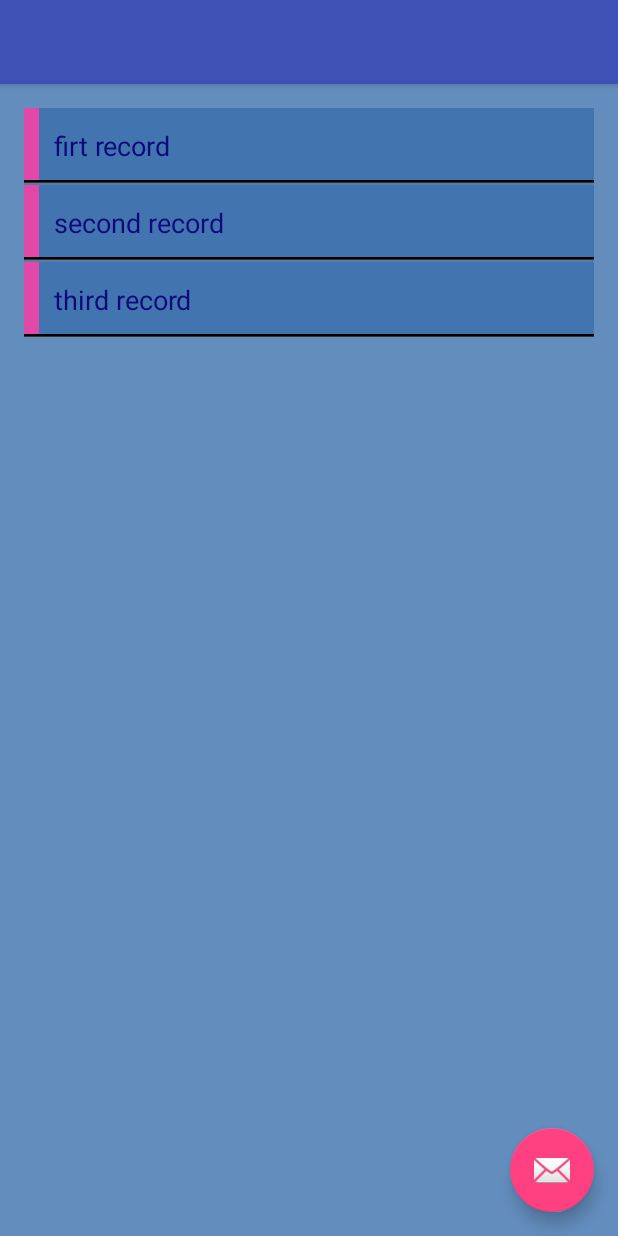
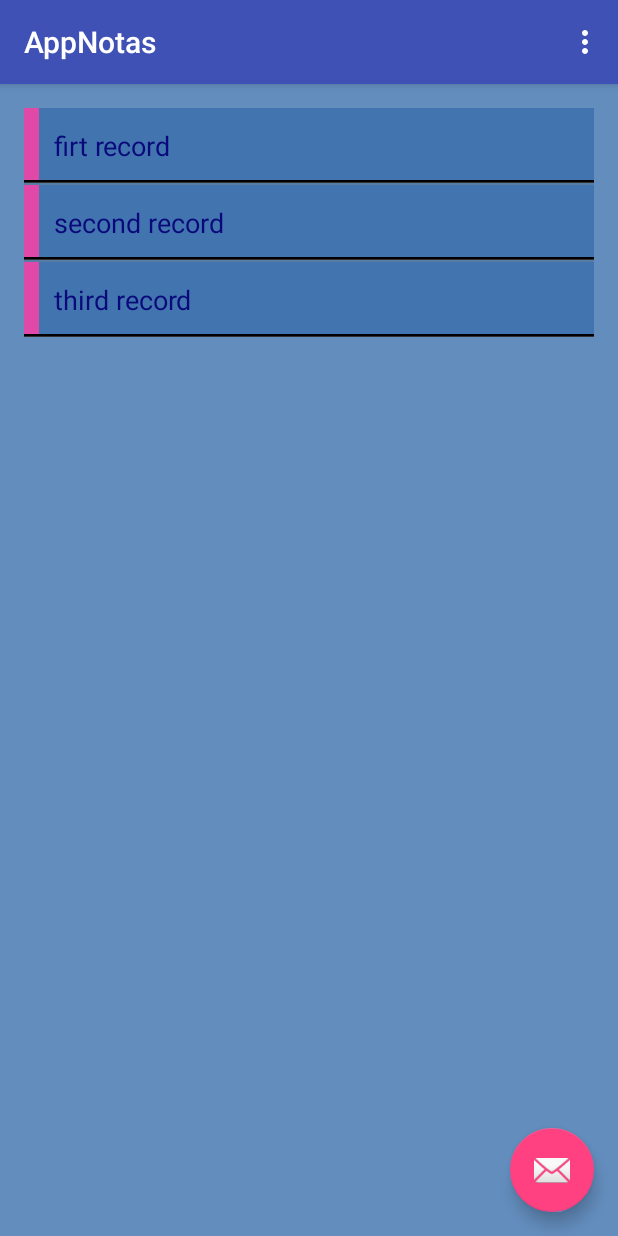
Before and after one commit to ChicoMetal/AppNotas, an Android app: the screen it shows after launch (MainActivity), on a phone screen of 412 x 824 dp. Run offline under Robolectric (Android 15) with nearby library versions, the light colour scheme and no system bars.

Commit message:
Preparado menu

```diff
--- a/app/src/main/AndroidManifest.xml
+++ b/app/src/main/AndroidManifest.xml
@@ -11,7 +11,7 @@
         <activity
             android:name=".MainActivity"
             android:label="@string/app_name"
-            android:theme="@style/AppTheme.NoActionBar">
+            android:theme="@style/AppTheme">
             <intent-filter>
                 <action android:name="android.intent.action.MAIN" />
 
--- a/app/src/main/res/layout/activity_main.xml
+++ b/app/src/main/res/layout/activity_main.xml
@@ -6,20 +6,6 @@
     android:layout_height="match_parent"
     android:fitsSystemWindows="true"
     tools:context="com.cun.appnotas.appnotas.MainActivity">
-
-    <android.support.design.widget.AppBarLayout
-        android:layout_width="match_parent"
-        android:layout_height="wrap_content"
-        android:theme="@style/AppTheme.AppBarOverlay">
-
-        <android.support.v7.widget.Toolbar
-            android:id="@+id/toolbar"
-            android:layout_width="match_parent"
-            android:layout_height="?attr/actionBarSize"
-            android:background="?attr/colorPrimary"
-            app:popupTheme="@style/AppTheme.PopupOverlay" />
-
-    </android.support.design.widget.AppBarLayout>
 
     <include layout="@layout/content_main" />
 
--- a/app/src/main/res/menu/menu_main.xml
+++ b/app/src/main/res/menu/menu_main.xml
@@ -2,9 +2,16 @@
     xmlns:app="http://schemas.android.com/apk/res-auto"
     xmlns:tools="http://schemas.android.com/tools"
     tools:context="com.cun.appnotas.appnotas.MainActivity">
+
     <item
-        android:id="@+id/action_settings"
+        android:id="@+id/action_nuevo"
         android:orderInCategory="100"
-        android:title="@string/action_settings"
+        android:title="@string/new_aviso"
         app:showAsAction="never" />
+    <item
+        android:id="@+id/action_salir"
+        android:orderInCategory="100"
+        android:title="@string/out"
+        app:showAsAction="never" />
+
 </menu>
--- a/app/src/main/res/values/strings.xml
+++ b/app/src/main/res/values/strings.xml
@@ -2,4 +2,6 @@
     <string name="app_name">AppNotas</string>
     <string name="action_settings">Settings</string>
     <string name="aviso_text">Aviso text</string>
+    <string name="new_aviso">Nuevo aviso</string>
+    <string name="out">Salir</string>
 </resources>
```
Also changed, not shown: app/src/main/java/com/cun/appnotas/appnotas/MainActivity.java (+11 -10 lines).
